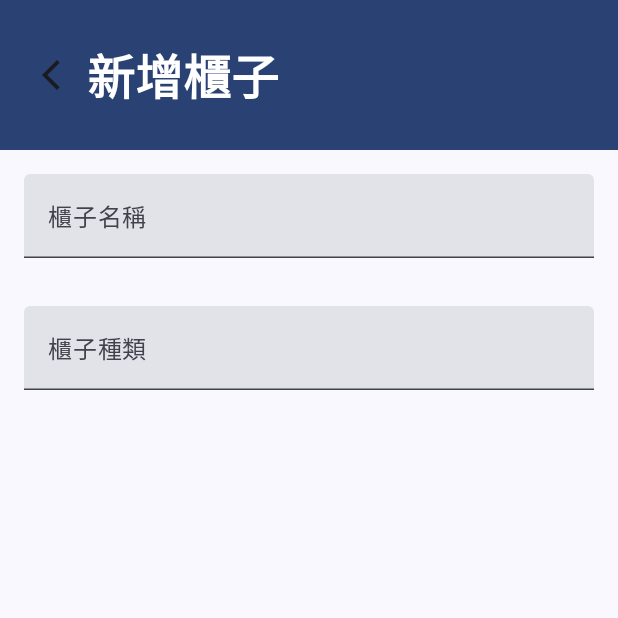
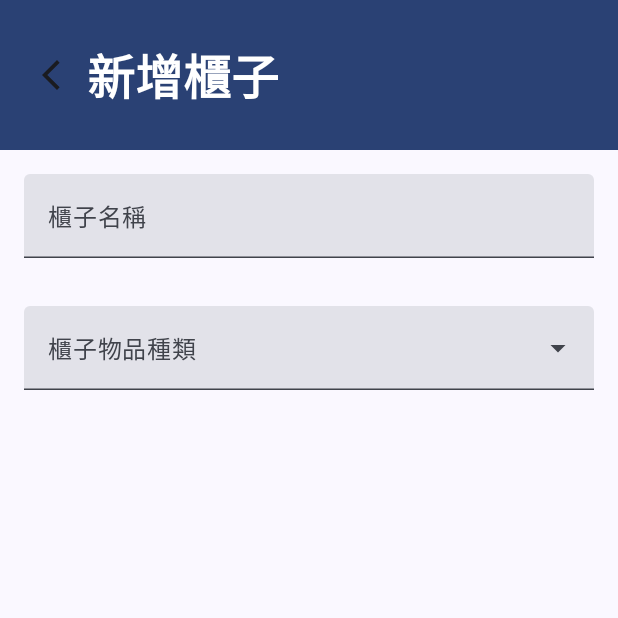
Before and after one commit to Yazomone/StoringApp, an Android app built with Jetpack Compose: the AddCabinetScreen screen opened through its navigation route, on a phone screen of 412 x 824 dp, the top half of it. Run offline under Robolectric (Android 15) with nearby library versions, the phone set to English and light mode, and no system bars; our stand-ins replace Room's generated code.

Commit message:
add new pages,add Dropdowns for cabinetdescription,change item icon

```diff
--- a/app/src/main/java/com/plcoding/storingapp/Cabinets/AddCabinetScreen.kt
+++ b/app/src/main/java/com/plcoding/storingapp/Cabinets/AddCabinetScreen.kt
@@ -1,6 +1,8 @@
 package com.plcoding.storingapp.Cabinets
 
 import androidx.compose.foundation.background
+import androidx.compose.foundation.clickable
+import androidx.compose.foundation.layout.Box
 import androidx.compose.foundation.layout.Column
 import androidx.compose.foundation.layout.Row
 import androidx.compose.foundation.layout.Spacer
@@ -8,9 +10,13 @@ import androidx.compose.foundation.layout.fillMaxSize
 import androidx.compose.foundation.layout.fillMaxWidth
 import androidx.compose.foundation.layout.height
 import androidx.compose.foundation.layout.padding
+import androidx.compose.foundation.layout.wrapContentHeight
 import androidx.compose.material.icons.Icons
 import androidx.compose.material.icons.filled.ArrowBackIosNew
+import androidx.compose.material.icons.filled.ArrowDropDown
 import androidx.compose.material.icons.rounded.Check
+import androidx.compose.material3.DropdownMenu
+import androidx.compose.material3.DropdownMenuItem
 import androidx.compose.material3.FloatingActionButton
 import androidx.compose.material3.Icon
 import androidx.compose.material3.IconButton
@@ -41,6 +47,10 @@ fun AddCabinetScreen(
     onEvent: (CabinetEvent) -> Unit
 ){
     var cabinetNameEmpty by remember { mutableStateOf(false) }
+    val cabinetTypes = listOf("食物", "書籍", "衣著", "文具", "其他") // Add your cabinet types here
+    var selectedCabinetType by remember { mutableStateOf(cabinetTypes[0]) }
+    var expanded by remember { mutableStateOf(false) }
+
     Scaffold (
         topBar = {
             Row(
@@ -125,19 +135,45 @@ fun AddCabinetScreen(
                 )
             }
 
+            Box(modifier = Modifier
+                .fillMaxWidth()
+                .wrapContentHeight()) {
                 TextField(
                     modifier = Modifier
                         .fillMaxWidth()
-                    .padding(16.dp),
+                        .padding(16.dp)
+                        .clickable { expanded = true },
                     value = state.cabinetDescription.value,
                     onValueChange = {
                         state.cabinetDescription.value = it
                     },
+                    readOnly = true,
+                    trailingIcon = {
+                        IconButton(onClick = {  expanded = !expanded  }) {
+                            Icon(imageVector = Icons.Default.ArrowDropDown, contentDescription = "Clear text")
+                        }
+                    },
                     placeholder = {
-                    Text(text = "櫃子種類")
+                        Text(text = "櫃子物品種類")
                     }
 
                 )
+                DropdownMenu(
+                    expanded = expanded,
+                    onDismissRequest = { expanded = false },
+                    modifier = Modifier.fillMaxWidth()
+                ) {
+                    cabinetTypes.forEach { type ->
+                        DropdownMenuItem(
+                            text = { Text(text = type) },
+                            onClick = {
+                            selectedCabinetType = type
+                            state.cabinetDescription.value = type
+                            expanded = false
+                        })
                     }
                 }
             }
+        }
+    }
+}
--- a/app/src/main/java/com/plcoding/storingapp/Cabinets/CabinetScreen.kt
+++ b/app/src/main/java/com/plcoding/storingapp/Cabinets/CabinetScreen.kt
@@ -193,7 +193,7 @@ fun CabinetItem(
                     )
                 }
 
-                IconButton(onClick = { navController.navigate("NotesScreen/${state.cabinets[index].id}/${state.cabinets[index].cabinetName}") }) {
+                IconButton(onClick = { navController.navigate("NotesScreen/${state.cabinets[index].id}/${state.cabinets[index].cabinetName}/${state.cabinets[index].cabinetDescription}") }) {
                     Icon(
                         imageVector = Icons.AutoMirrored.Rounded.Launch,
                         contentDescription = "More options",
@@ -221,7 +221,7 @@ fun CabinetItem(
                     )
 
                     Text(
-                        text = "櫃子種類:${ state.cabinets[index].cabinetDescription }",
+                        text = "櫃子物品種類:${ state.cabinets[index].cabinetDescription }",
                         fontSize = 16.sp,
                         color = MaterialTheme.colorScheme.onSecondaryContainer
                     )
--- /dev/null
+++ b/app/src/main/java/com/plcoding/storingapp/Main/History.kt
@@ -0,0 +1 @@
+package com.plcoding.storingapp.Main
--- a/app/src/main/java/com/plcoding/storingapp/Main/MainScreen.kt
+++ b/app/src/main/java/com/plcoding/storingapp/Main/MainScreen.kt
@@ -20,6 +20,7 @@ import androidx.compose.foundation.shape.RoundedCornerShape
 import androidx.compose.material.icons.Icons
 import androidx.compose.material.icons.filled.History
 import androidx.compose.material.icons.filled.Inventory2
+import androidx.compose.material.icons.filled.Notifications
 import androidx.compose.material.icons.filled.Settings
 import androidx.compose.material.icons.filled.ShoppingCart
 import androidx.compose.material.icons.rounded.Add
@@ -48,10 +49,7 @@ import com.plcoding.storingapp.Cabinets.CabinetViewModel
 
 @Composable
 fun MainScreen(
-    state: CabinetState,
-    navController: NavController,
-    onEvent:(CabinetEvent) -> Unit,
-    viewModel: CabinetViewModel
+    navController: NavController
 ){
     Scaffold(
         topBar = {
@@ -199,7 +197,7 @@ fun MainScreen(
 
                         ) {
                             Icon(
-                                imageVector = Icons.Default.Settings,
+                                imageVector = Icons.Default.Notifications,
                                 contentDescription = "描述",
                                 modifier = Modifier
                                     .size(50.dp)
@@ -207,7 +205,7 @@ fun MainScreen(
                             )
                             Spacer(Modifier.height(5.dp))
                             Text(
-                                text = "設定",
+                                text = "提醒",
                                 fontSize = 25.sp,
                                 modifier = Modifier
                                     .align(Alignment.CenterHorizontally)
--- /dev/null
+++ b/app/src/main/java/com/plcoding/storingapp/Main/Notifications.kt
@@ -0,0 +1 @@
+package com.plcoding.storingapp.Main
--- /dev/null
+++ b/app/src/main/java/com/plcoding/storingapp/Main/ShoppingList.kt
@@ -0,0 +1 @@
+package com.plcoding.storingapp.Main
--- a/app/src/main/java/com/plcoding/storingapp/MainActivity.kt
+++ b/app/src/main/java/com/plcoding/storingapp/MainActivity.kt
@@ -76,10 +76,7 @@ class MainActivity : ComponentActivity() {
                     NavHost(navController = navController, startDestination = "MainScreen") {
                         composable("MainScreen"){
                             MainScreen(
-                                state = cabinetState,
-                                navController = navController,
-                                onEvent = CabinetViewModel::onEvent,
-                                viewModel= CabinetViewModel
+                                navController = navController
                             )
                         }
                         composable("CabinetScreen"){
@@ -90,15 +87,17 @@ class MainActivity : ComponentActivity() {
                                 viewModel= CabinetViewModel
                             )
                         }
-                        composable("NotesScreen/{cabinetId}/{cabinetName}"){ backStackEntry ->
+                        composable("NotesScreen/{cabinetId}/{cabinetName}/{cabinetDescription}"){ backStackEntry ->
                             val cabinetId = backStackEntry.arguments?.getString("cabinetId")?:""
                             val cabinetName = backStackEntry.arguments?.getString("cabinetName")?:""
+                            val cabinetDescription = backStackEntry.arguments?.getString("cabinetDescription")?:""
                             NotesScreen(
                                 state = noteState,
                                 navController = navController,
                                 onEvent = NotesViewModel::onEvent,
                                 cabinetId,
-                                cabinetName
+                                cabinetName,
+                                cabinetDescription
                             )
                         }
                         composable("AddCabinetScreen"){
```
Also changed, not shown: app/src/main/java/com/plcoding/storingapp/Cabinets/UpdateCabinetScreen.kt (+37 -2 lines), app/src/main/java/com/plcoding/storingapp/Notes/NotesScreen.kt (+43 -9 lines), app/src/main/res/drawable/shirt.png (added), app/src/main/res/drawable/stationery.png (added). Lines whose indentation alone changed are shown as unchanged.
